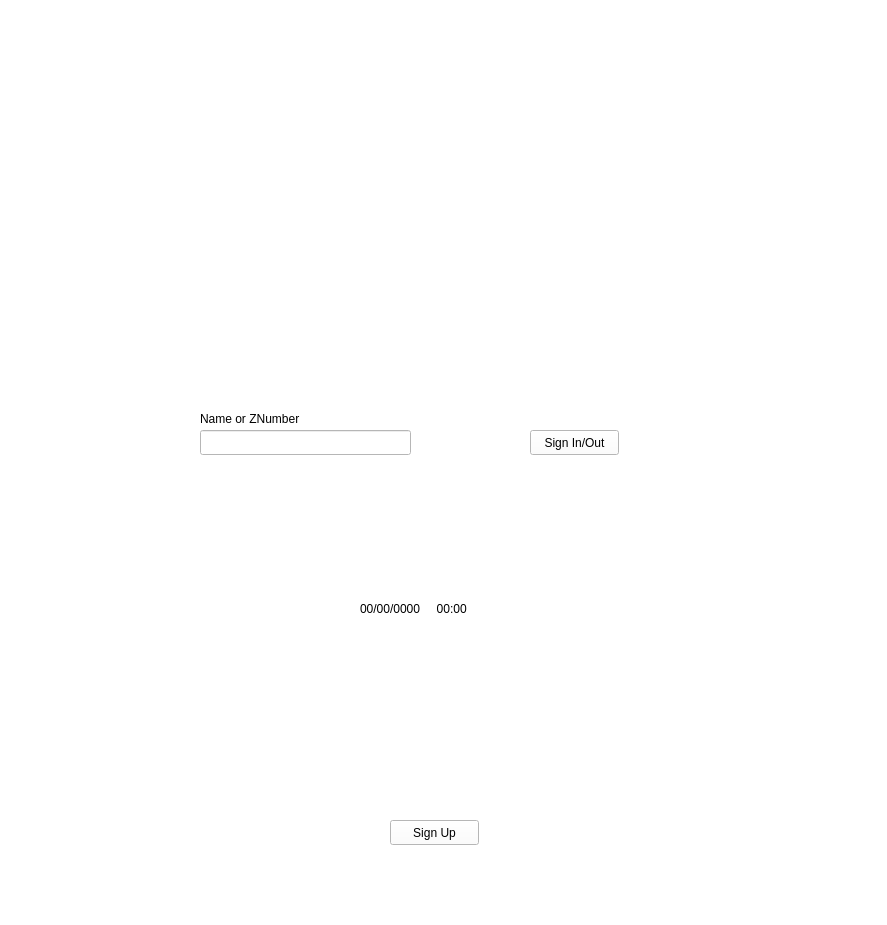
This is src/mainwindow.ui in dresio/sign_in as Qt 5 draws it before an edit. The edited form follows.
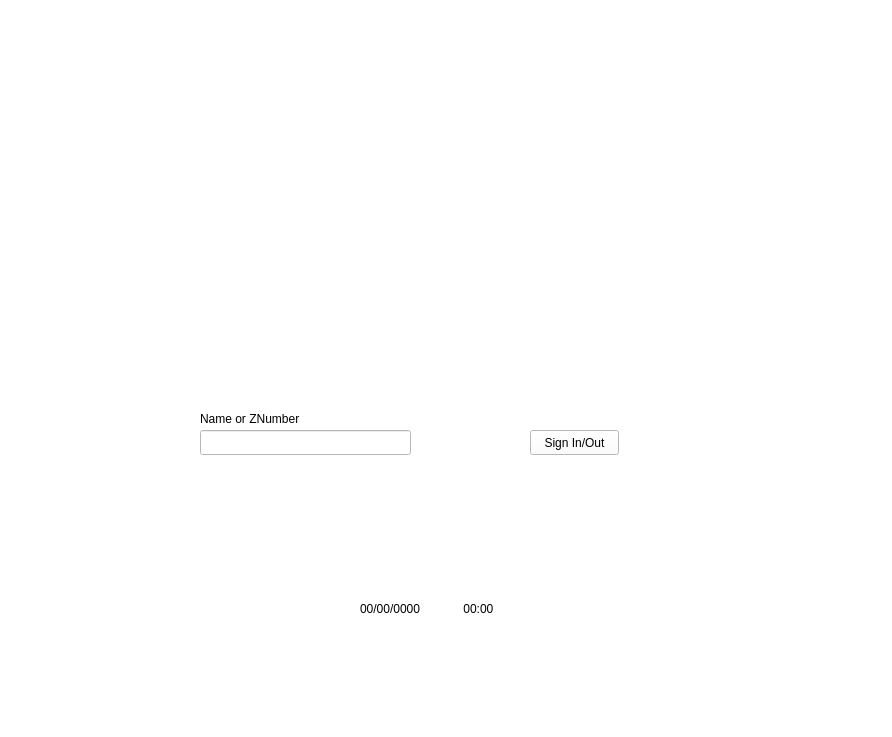
This is the edited form. Icons and pictures are not drawn.

Patch:
```diff
--- a/src/mainwindow.ui
+++ b/src/mainwindow.ui
@@ -9,8 +9,8 @@
    <rect>
     <x>0</x>
     <y>0</y>
-    <width>887</width>
-    <height>925</height>
+    <width>892</width>
+    <height>737</height>
    </rect>
   </property>
   <property name="palette">
@@ -442,19 +442,6 @@
    <bool>true</bool>
   </property>
   <widget class="QWidget" name="centralWidget">
-   <widget class="QPushButton" name="sign_up">
-    <property name="geometry">
-     <rect>
-      <x>390</x>
-      <y>820</y>
-      <width>89</width>
-      <height>25</height>
-     </rect>
-    </property>
-    <property name="text">
-     <string>Sign Up</string>
-    </property>
-   </widget>
    <widget class="QLabel" name="label">
     <property name="geometry">
      <rect>
@@ -498,7 +485,7 @@
      <rect>
       <x>360</x>
       <y>600</y>
-      <width>181</width>
+      <width>91</width>
       <height>17</height>
      </rect>
     </property>
@@ -506,7 +493,7 @@
      <enum>Qt::NoFocus</enum>
     </property>
     <property name="text">
-     <string>00/00/0000     00:00</string>
+     <string>00/00/0000     </string>
     </property>
    </widget>
    <widget class="QLineEdit" name="input">
@@ -532,6 +519,22 @@
      <string>Name or ZNumber</string>
     </property>
    </widget>
+   <widget class="QLabel" name="lbl_time">
+    <property name="geometry">
+     <rect>
+      <x>460</x>
+      <y>600</y>
+      <width>61</width>
+      <height>17</height>
+     </rect>
+    </property>
+    <property name="focusPolicy">
+     <enum>Qt::NoFocus</enum>
+    </property>
+    <property name="text">
+     <string> 00:00</string>
+    </property>
+   </widget>
   </widget>
   <action name="actionExit">
    <property name="text">
```
Left out of the diff: 2 changed lines with no effect on the pictures.
